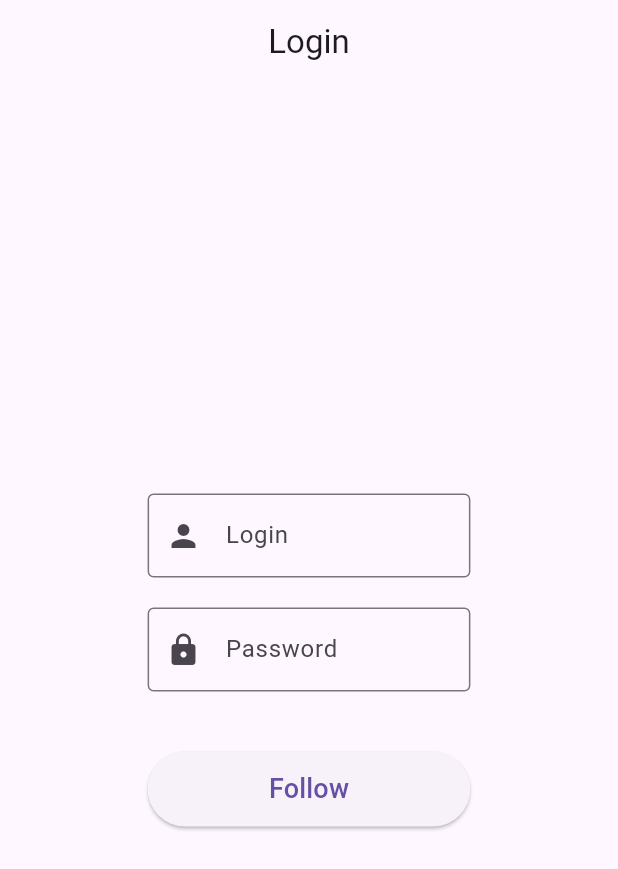
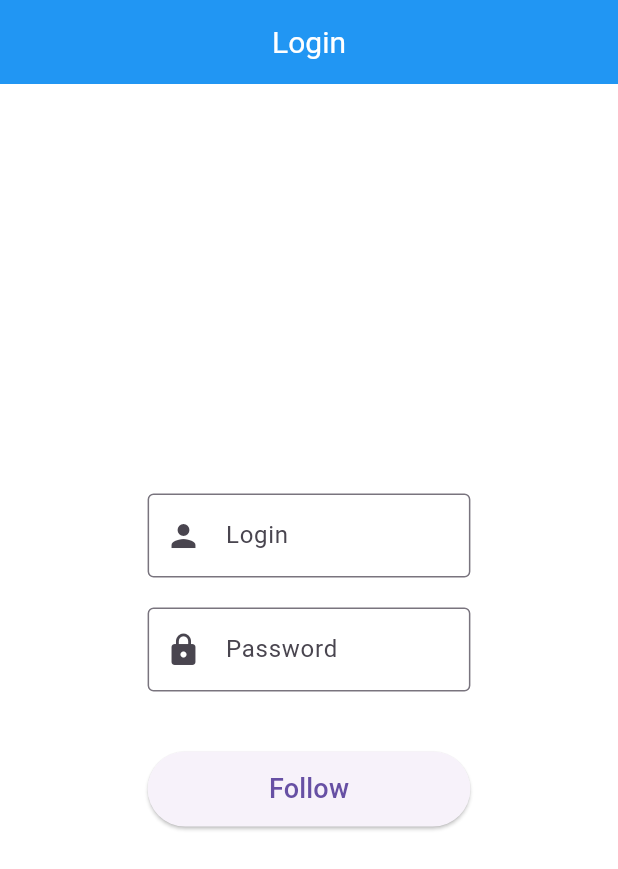
Before and after one commit to carlospijanowski/app-planilha, a Flutter app: the screen it shows after launch, on a phone screen of 412 x 824 dp. Shown: the top 869 px of the screen. Run offline on Flutter 3.47's test engine with Material 3 defaults, Android fonts, the light colour scheme and no system bars; our stand-ins replace image_picker, shared_preferences.

Commit message:
adicionado tema no app

```diff
--- a/lib/main.dart
+++ b/lib/main.dart
@@ -1,8 +1,17 @@
 import 'package:flutter/material.dart';
-import 'splash_screen.dart'; // Importação do novo arquivo
+import 'package:provider/provider.dart';
+import 'package:shared_preferences/shared_preferences.dart';
+import 'theme_provider.dart';
+import 'theme.dart';
+import 'splash_screen.dart';
 
 void main() {
-  runApp(const MyApp());
+  runApp(
+    ChangeNotifierProvider(
+      create: (context) => ThemeProvider(),
+      child: const MyApp(),
+    ),
+  );
 }
 
 class MyApp extends StatelessWidget {
@@ -10,13 +19,14 @@ class MyApp extends StatelessWidget {
 
   @override
   Widget build(BuildContext context) {
+    final themeProvider = Provider.of<ThemeProvider>(context);
+
     return MaterialApp(
       title: 'Flutter Demo',
       debugShowCheckedModeBanner: false,
-      theme: ThemeData(
-        primarySwatch: Colors.blue,
-        visualDensity: VisualDensity.adaptivePlatformDensity,
-      ),
+      themeMode: themeProvider.themeMode, // Alterna entre claro e escuro
+      theme: lightTheme,  // Tema claro
+      darkTheme: darkTheme, // Tema escuro
       home: const SplashScreen(),
     );
   }
--- /dev/null
+++ b/lib/theme.dart
@@ -0,0 +1,31 @@
+import 'package:flutter/material.dart';
+
+// Tema claro
+final ThemeData lightTheme = ThemeData(
+  brightness: Brightness.light,
+  primaryColor: Colors.blue,
+  scaffoldBackgroundColor: Colors.white,
+  appBarTheme: const AppBarTheme(
+    color: Colors.blue,
+    titleTextStyle: TextStyle(color: Colors.white, fontSize: 20),
+  ),
+  cardColor: Colors.white,
+  textTheme: const TextTheme(
+    bodyMedium: TextStyle(color: Colors.black),
+  ),
+);
+
+// Tema escuro
+final ThemeData darkTheme = ThemeData(
+  brightness: Brightness.dark,
+  primaryColor: Colors.grey[900],
+  scaffoldBackgroundColor: Colors.black,
+  appBarTheme: AppBarTheme(
+    color: Colors.grey[900],
+    titleTextStyle: const TextStyle(color: Colors.white, fontSize: 20),
+  ),
+  cardColor: Colors.grey[800],
+  textTheme: const TextTheme(
+    bodyMedium: TextStyle(color: Colors.white),
+  ),
+);
--- /dev/null
+++ b/lib/theme_provider.dart
@@ -0,0 +1,26 @@
+import 'package:flutter/material.dart';
+import 'package:shared_preferences/shared_preferences.dart';
+
+class ThemeProvider extends ChangeNotifier {
+  ThemeMode _themeMode = ThemeMode.system;
+
+  ThemeMode get themeMode => _themeMode;
+
+  ThemeProvider() {
+    _loadTheme();
+  }
+
+  void toggleTheme(bool isDarkMode) async {
+    _themeMode = isDarkMode ? ThemeMode.dark : ThemeMode.light;
+    SharedPreferences prefs = await SharedPreferences.getInstance();
+    await prefs.setBool('isDarkMode', isDarkMode);
+    notifyListeners();
+  }
+
+  Future<void> _loadTheme() async {
+    SharedPreferences prefs = await SharedPreferences.getInstance();
+    bool isDark = prefs.getBool('isDarkMode') ?? false;
+    _themeMode = isDark ? ThemeMode.dark : ThemeMode.light;
+    notifyListeners();
+  }
+}
--- a/pubspec.yaml
+++ b/pubspec.yaml
@@ -2,6 +2,7 @@ name: appplanilha
 description: "A new Flutter project."
 publish_to: 'none'
 version: 1.0.0+1
+
 environment:
   sdk: ^3.7.0
 
@@ -12,11 +13,14 @@ dependencies:
   image_picker: ^1.1.2
   image_picker_for_web: ^3.0.6
   http: ^0.13.3
+  provider: ^6.1.2  # ✅ Adicionado para gerenciar o estado do tema
+  shared_preferences: ^2.2.3  # ✅ Adicionado para salvar a escolha do usuário
 
 dev_dependencies:
   flutter_test:
     sdk: flutter
   flutter_lints: ^5.0.0
+
 flutter:
   uses-material-design: true
   assets:
```
Also changed, not shown: lib/home_page.dart (+13 -0 lines), pubspec.lock.
